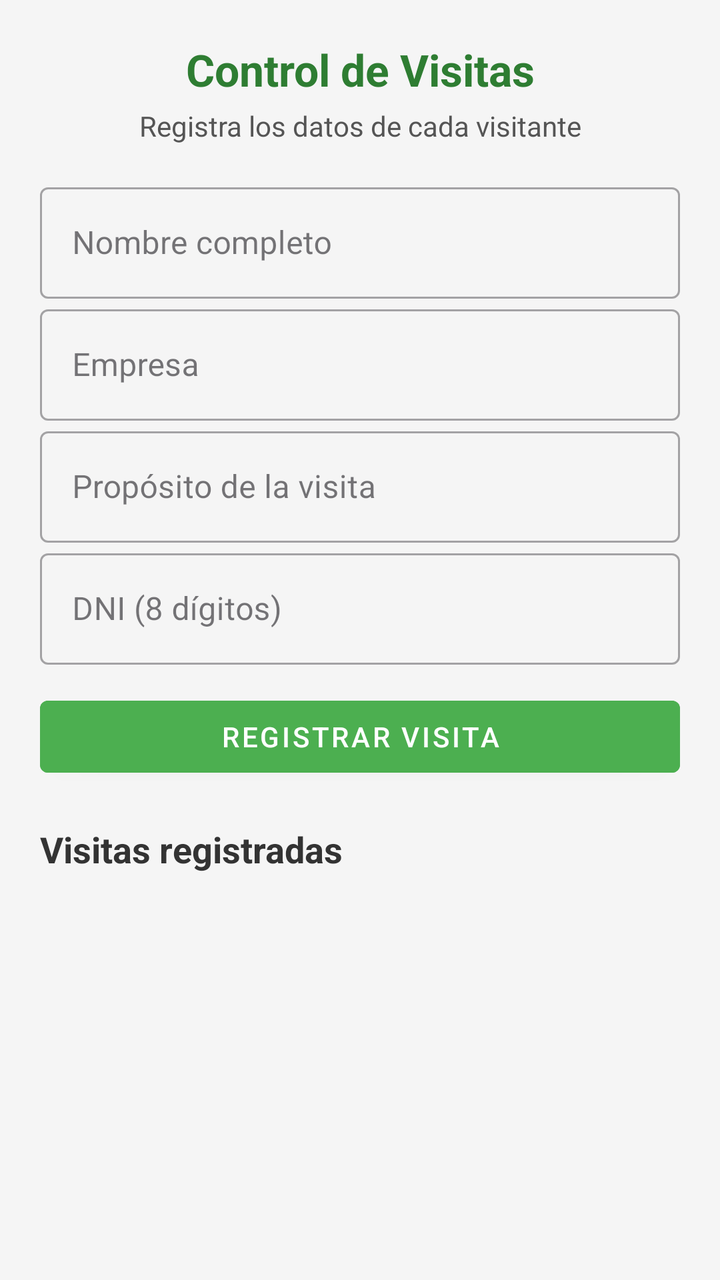
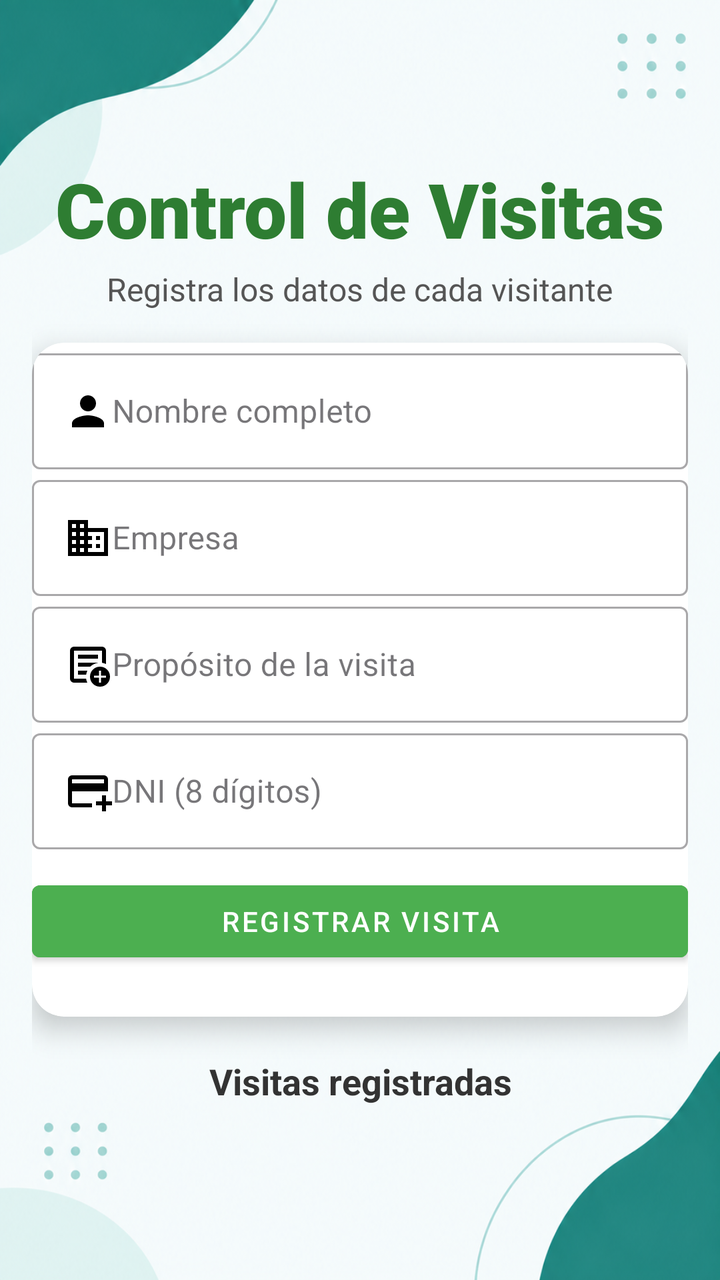

Before-and-after screenshots of an Android layout around one commit, followed by the original layout XML and the change that was made.
<!-- AndroidManifest.xml: application theme Theme.ControlVisitas -->
<!-- res/layout/activity_main.xml -->
<?xml version="1.0" encoding="utf-8"?>
<LinearLayout
    xmlns:android="http://schemas.android.com/apk/res/android"
    xmlns:app="http://schemas.android.com/apk/res-auto"
    android:layout_width="match_parent"
    android:layout_height="match_parent"
    android:orientation="vertical"
    android:padding="20dp"
    android:background="#F5F5F5">

    
    <TextView
        android:layout_width="match_parent"
        android:layout_height="wrap_content"
        android:text="Control de Visitas"
        android:textSize="22sp"
        android:textStyle="bold"
        android:textColor="#2E7D32"
        android:gravity="center"
        android:layout_marginBottom="4dp"/>

    <TextView
        android:layout_width="match_parent"
        android:layout_height="wrap_content"
        android:text="Registra los datos de cada visitante"
        android:textSize="14sp"
        android:textColor="#555555"
        android:gravity="center"
        android:layout_marginBottom="16dp"/>

    
    <com.google.android.material.textfield.TextInputLayout
        android:layout_width="match_parent"
        android:layout_height="wrap_content"
        android:hint="Nombre completo"
        style="@style/Widget.MaterialComponents.TextInputLayout.OutlinedBox">

        <com.google.android.material.textfield.TextInputEditText
            android:id="@+id/etNombre"
            android:layout_width="match_parent"
            android:layout_height="wrap_content"
            android:inputType="textPersonName"/>
    </com.google.android.material.textfield.TextInputLayout>

    
    <com.google.android.material.textfield.TextInputLayout
        android:layout_width="match_parent"
        android:layout_height="wrap_content"
        android:hint="Empresa"
        style="@style/Widget.MaterialComponents.TextInputLayout.OutlinedBox">

        <com.google.android.material.textfield.TextInputEditText
            android:id="@+id/etEmpresa"
            android:layout_width="match_parent"
            android:layout_height="wrap_content"
            android:inputType="text"/>
    </com.google.android.material.textfield.TextInputLayout>

    
    <com.google.android.material.textfield.TextInputLayout
        android:layout_width="match_parent"
        android:layout_height="wrap_content"
        android:hint="Propósito de la visita"
        style="@style/Widget.MaterialComponents.TextInputLayout.OutlinedBox">

        <com.google.android.material.textfield.TextInputEditText
            android:id="@+id/etProposito"
            android:layout_width="match_parent"
            android:layout_height="wrap_content"
            android:inputType="text"/>
    </com.google.android.material.textfield.TextInputLayout>

    
    <com.google.android.material.textfield.TextInputLayout
        android:layout_width="match_parent"
        android:layout_height="wrap_content"
        android:hint="DNI (8 dígitos)"
        style="@style/Widget.MaterialComponents.TextInputLayout.OutlinedBox">

        <com.google.android.material.textfield.TextInputEditText
            android:id="@+id/etDni"
            android:layout_width="match_parent"
            android:layout_height="wrap_content"
            android:inputType="number"/>
    </com.google.android.material.textfield.TextInputLayout>

    
    <com.google.android.material.button.MaterialButton
        android:id="@+id/btnRegistrar"
        android:layout_width="match_parent"
        android:layout_height="wrap_content"
        android:text="REGISTRAR VISITA"
        style="@style/Widget.MaterialComponents.Button"
        android:backgroundTint="#4CAF50"
        android:textColor="@android:color/white"
        android:layout_marginTop="12dp"/>

    
    <TextView
        android:layout_width="match_parent"
        android:layout_height="wrap_content"
        android:text="Visitas registradas"
        android:textSize="18sp"
        android:textStyle="bold"
        android:textColor="#333333"
        android:layout_marginTop="20dp"
        android:layout_marginBottom="8dp"/>

    <androidx.recyclerview.widget.RecyclerView
        android:id="@+id/recyclerVisitas"
        android:layout_width="match_parent"
        android:layout_height="match_parent"/>
</LinearLayout>
<!-- resources referenced by this layout -->
<resources>
  <style name="Theme.ControlVisitas" parent="Base.Theme.ControlVisitas" />
  <style name="Base.Theme.ControlVisitas" parent="Theme.Material3.DayNight.NoActionBar">
          
          
      </style>
</resources>

<!-- the commit's change to res/layout/activity_main.xml (unified diff, before → after) -->
@@ -1,99 +1,122 @@
 <?xml version="1.0" encoding="utf-8"?>
 <LinearLayout
     xmlns:android="http://schemas.android.com/apk/res/android"
+    xmlns:card_view="http://schemas.android.com/apk/res-auto"
     xmlns:app="http://schemas.android.com/apk/res-auto"
     android:layout_width="match_parent"
     android:layout_height="match_parent"
     android:orientation="vertical"
-    android:padding="20dp"
-    android:background="#F5F5F5">
+    android:gravity="center"
+    android:background="@drawable/imag"
 
-    
+    android:padding="16dp">
+
+
     <TextView
-        android:layout_width="match_parent"
+        android:layout_width="wrap_content"
         android:layout_height="wrap_content"
         android:text="Control de Visitas"
-        android:textSize="22sp"
+        android:textSize="38sp"
         android:textStyle="bold"
-        android:textColor="#2E7D32"
+        android:textColor="@color/colorPrimaryDark"
         android:gravity="center"
+        android:fontFamily="sans-serif-black"
         android:layout_marginBottom="4dp"/>
 
+
     <TextView
-        android:layout_width="match_parent"
+        android:layout_width="wrap_content"
         android:layout_height="wrap_content"
         android:text="Registra los datos de cada visitante"
-        android:textSize="14sp"
-        android:textColor="#555555"
+        android:textSize="16sp"
+        android:textColor="@color/colorTextSecondary"
         android:gravity="center"
         android:layout_marginBottom="16dp"/>
 
     
-    <com.google.android.material.textfield.TextInputLayout
+    <androidx.cardview.widget.CardView
         android:layout_width="match_parent"
-        android:layout_height="wrap_content"
-        android:hint="Nombre completo"
-        style="@style/Widget.MaterialComponents.TextInputLayout.OutlinedBox">
+        android:layout_height="337dp"
+        android:background="#FFFFFF"
+        android:padding="20dp"
+        card_view:cardCornerRadius="16dp"
+        card_view:cardElevation="8dp">
 
-        <com.google.android.material.textfield.TextInputEditText
-            android:id="@+id/etNombre"
+        <LinearLayout
             android:layout_width="match_parent"
-            android:layout_height="wrap_content"
-            android:inputType="textPersonName"/>
-    </com.google.android.material.textfield.TextInputLayout>
+            android:layout_height="325dp"
+            android:gravity="center_horizontal"
+            android:orientation="vertical">
 
-    
-    <com.google.android.material.textfield.TextInputLayout
-        android:layout_width="match_parent"
-        android:layout_height="wrap_content"
-        android:hint="Empresa"
-        style="@style/Widget.MaterialComponents.TextInputLayout.OutlinedBox">
+            
+            <com.google.android.material.textfield.TextInputLayout
+                style="@style/Widget.MaterialComponents.TextInputLayout.OutlinedBox"
+                android:layout_width="match_parent"
+                android:layout_height="wrap_content"
+                android:hint="Nombre completo">
 
-        <com.google.android.material.textfield.TextInputEditText
-            android:id="@+id/etEmpresa"
-            android:layout_width="match_parent"
-            android:layout_height="wrap_content"
-            android:inputType="text"/>
-    </com.google.android.material.textfield.TextInputLayout>
+                <com.google.android.material.textfield.TextInputEditText
+                    android:id="@+id/etNombre"
+                    android:layout_width="match_parent"
+                    android:layout_height="wrap_content"
+                    android:drawableStart="@drawable/ic_person"
+                    android:inputType="textPersonName" />
+            </com.google.android.material.textfield.TextInputLayout>
 
-    
-    <com.google.android.material.textfield.TextInputLayout
-        android:layout_width="match_parent"
-        android:layout_height="wrap_content"
-        android:hint="Propósito de la visita"
-        style="@style/Widget.MaterialComponents.TextInputLayout.OutlinedBox">
+            <com.google.android.material.textfield.TextInputLayout
+                style="@style/Widget.MaterialComponents.TextInputLayout.OutlinedBox"
+                android:layout_width="match_parent"
+                android:layout_height="wrap_content"
+                android:hint="Empresa">
 
-        <com.google.android.material.textfield.TextInputEditText
-            android:id="@+id/etProposito"
-            android:layout_width="match_parent"
-            android:layout_height="wrap_content"
-            android:inputType="text"/>
-    </com.google.android.material.textfield.TextInputLayout>
+                <com.google.android.material.textfield.TextInputEditText
+                    android:id="@+id/etEmpresa"
+                    android:layout_width="match_parent"
+                    android:layout_height="wrap_content"
+                    android:drawableStart="@drawable/ic_business"
+                    android:inputType="text" />
+            </com.google.android.material.textfield.TextInputLayout>
 
-    
-    <com.google.android.material.textfield.TextInputLayout
-        android:layout_width="match_parent"
-        android:layout_height="wrap_content"
-        android:hint="DNI (8 dígitos)"
-        style="@style/Widget.MaterialComponents.TextInputLayout.OutlinedBox">
+            <com.google.android.material.textfield.TextInputLayout
+                style="@style/Widget.MaterialComponents.TextInputLayout.OutlinedBox"
+                android:layout_width="match_parent"
+                android:layout_height="wrap_content"
+                android:hint="Propósito de la visita">
 
-        <com.google.android.material.textfield.TextInputEditText
-            android:id="@+id/etDni"
-            android:layout_width="match_parent"
-            android:layout_height="wrap_content"
-            android:inputType="number"/>
-    </com.google.android.material.textfield.TextInputLayout>
+                <com.google.android.material.textfield.TextInputEditText
+                    android:id="@+id/etProposito"
+                    android:layout_width="match_parent"
+                    android:layout_height="wrap_content"
+                    android:drawableStart="@drawable/ic_assignment"
+                    android:inputType="text" />
+            </com.google.android.material.textfield.TextInputLayout>
 
-    
-    <com.google.android.material.button.MaterialButton
-        android:id="@+id/btnRegistrar"
-        android:layout_width="match_parent"
-        android:layout_height="wrap_content"
-        android:text="REGISTRAR VISITA"
-        style="@style/Widget.MaterialComponents.Button"
-        android:backgroundTint="#4CAF50"
-        android:textColor="@android:color/white"
-        android:layout_marginTop="12dp"/>
+            <com.google.android.material.textfield.TextInputLayout
+                style="@style/Widget.MaterialComponents.TextInputLayout.OutlinedBox"
+                android:layout_width="match_parent"
+                android:layout_height="wrap_content"
+                android:hint="DNI (8 dígitos)">
+
+                <com.google.android.material.textfield.TextInputEditText
+                    android:id="@+id/etDni"
+                    android:layout_width="match_parent"
+                    android:layout_height="wrap_content"
+                    android:drawableStart="@drawable/ic_idcard"
+                    android:inputType="number" />
+            </com.google.android.material.textfield.TextInputLayout>
+
+            
+            <com.google.android.material.button.MaterialButton
+                android:id="@+id/btnRegistrar"
+                style="@style/Widget.MaterialComponents.Button"
+                android:layout_width="match_parent"
+                android:layout_height="wrap_content"
+                android:layout_marginTop="12dp"
+                android:backgroundTint="@color/colorPrimary"
+                android:text="REGISTRAR VISITA"
+                android:textColor="@android:color/white" />
+        </LinearLayout>
+    </androidx.cardview.widget.CardView>
 
     
     <TextView
@@ -102,12 +125,13 @@
         android:text="Visitas registradas"
         android:textSize="18sp"
         android:textStyle="bold"
-        android:textColor="#333333"
+        android:textColor="@color/colorTextPrimary"
+        android:gravity="center"
         android:layout_marginTop="20dp"
         android:layout_marginBottom="8dp"/>
 
     <androidx.recyclerview.widget.RecyclerView
         android:id="@+id/recyclerVisitas"
         android:layout_width="match_parent"
-        android:layout_height="match_parent"/>
+        android:layout_height="wrap_content"/>
 </LinearLayout>
<!-- resource entries referenced after the edit -->
@@ -1,5 +1,34 @@
 <!-- resources referenced by this layout -->
 <resources>
+  <color name="colorPrimary">#4CAF50</color>
+  <color name="colorPrimaryDark">#2E7D32</color>
+  <color name="colorTextPrimary">#333333</color>
+  <color name="colorTextSecondary">#555555</color>
+  <!-- drawable ic_assignment (drawable) -->
+  <vector xmlns:android="http://schemas.android.com/apk/res/android" android:height="24dp" android:tint="#000000" android:viewportHeight="960" android:viewportWidth="960" android:width="24dp">
+        
+      <path android:fillColor="@android:color/white" android:pathData="M200,840Q167,840 143.5,816.5Q120,793 120,760L120,200Q120,167 143.5,143.5Q167,120 200,120L760,120Q793,120 816.5,143.5Q840,167 840,200L840,468Q821,459 801,452.5Q781,446 760,443L760,200Q760,200 760,200Q760,200 760,200L200,200Q200,200 200,200Q200,200 200,200L200,760Q200,760 200,760Q200,760 200,760L442,760Q445,782 451.5,802Q458,822 467,840L200,840ZM200,720Q200,731 200,740.5Q200,750 200,760L200,760Q200,760 200,760Q200,760 200,760L200,200Q200,200 200,200Q200,200 200,200L200,200Q200,200 200,200Q200,200 200,200L200,443Q200,441 200,440.5Q200,440 200,440Q200,440 200,522Q200,604 200,720ZM280,680L443,680Q446,659 452.5,639Q459,619 467,600L280,600L280,680ZM280,520L524,520Q556,490 595.5,470Q635,450 680,443L680,440L280,440L280,520ZM280,360L680,360L680,280L280,280L280,360ZM720,920Q637,920 578.5,861.5Q520,803 520,720Q520,637 578.5,578.5Q637,520 720,520Q803,520 861.5,578.5Q920,637 920,720Q920,803 861.5,861.5Q803,920 720,920ZM700,840L740,840L740,740L840,740L840,700L740,700L740,600L700,600L700,700L600,700L600,740L700,740L700,840Z"/>
+      
+  </vector>
+  <!-- drawable ic_business (drawable) -->
+  <vector xmlns:android="http://schemas.android.com/apk/res/android" android:height="24dp" android:tint="#000000" android:viewportHeight="24" android:viewportWidth="24" android:width="24dp">
+        
+      <path android:fillColor="@android:color/white" android:pathData="M12,7L12,3L2,3v18h20L22,7L12,7zM6,19L4,19v-2h2v2zM6,15L4,15v-2h2v2zM6,11L4,11L4,9h2v2zM6,7L4,7L4,5h2v2zM10,19L8,19v-2h2v2zM10,15L8,15v-2h2v2zM10,11L8,11L8,9h2v2zM10,7L8,7L8,5h2v2zM20,19h-8v-2h2v-2h-2v-2h2v-2h-2L12,9h8v10zM18,11h-2v2h2v-2zM18,15h-2v2h2v-2z"/>
+      
+  </vector>
+  <!-- drawable ic_idcard (drawable) -->
+  <vector xmlns:android="http://schemas.android.com/apk/res/android" android:height="24dp" android:tint="#000000" android:viewportHeight="960" android:viewportWidth="960" android:width="24dp">
+        
+      <path android:fillColor="@android:color/white" android:pathData="M160,800Q127,800 103.5,776.5Q80,753 80,720L80,240Q80,207 103.5,183.5Q127,160 160,160L800,160Q833,160 856.5,183.5Q880,207 880,240L880,480L160,480L160,720Q160,720 160,720Q160,720 160,720L560,720L560,800L160,800ZM160,320L800,320L800,240Q800,240 800,240Q800,240 800,240L160,240Q160,240 160,240Q160,240 160,240L160,320ZM760,880L760,760L640,760L640,680L760,680L760,560L840,560L840,680L960,680L960,760L840,760L840,880L760,880ZM160,720L160,720L160,680Q160,597 160,538.5Q160,480 160,480L160,480L160,480L160,480L160,240Q160,240 160,240Q160,240 160,240L160,240Q160,240 160,240Q160,240 160,240L160,720Q160,720 160,720Q160,720 160,720L160,720Z"/>
+      
+  </vector>
+  <!-- drawable ic_person (drawable) -->
+  <vector xmlns:android="http://schemas.android.com/apk/res/android" android:height="24dp" android:tint="#000000" android:viewportHeight="24" android:viewportWidth="24" android:width="24dp">
+        
+      <path android:fillColor="@android:color/white" android:pathData="M12,12c2.21,0 4,-1.79 4,-4s-1.79,-4 -4,-4 -4,1.79 -4,4 1.79,4 4,4zM12,14c-2.67,0 -8,1.34 -8,4v2h16v-2c0,-2.66 -5.33,-4 -8,-4z"/>
+      
+  </vector>
+  <!-- drawable imag: png bitmap (drawable, 760797 bytes) -->
   <style name="Theme.ControlVisitas" parent="Base.Theme.ControlVisitas" />
   <style name="Base.Theme.ControlVisitas" parent="Theme.Material3.DayNight.NoActionBar">
           
